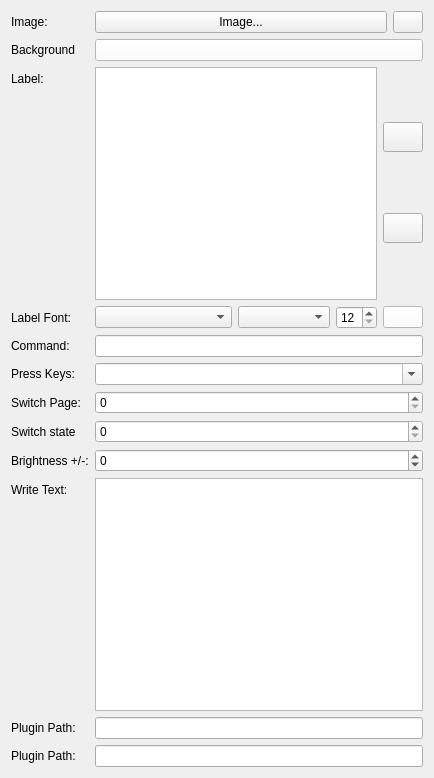
Qt form streamdeck_ui/button.ui (streamdeck-linux-gui/streamdeck-linux-gui) before a commit.
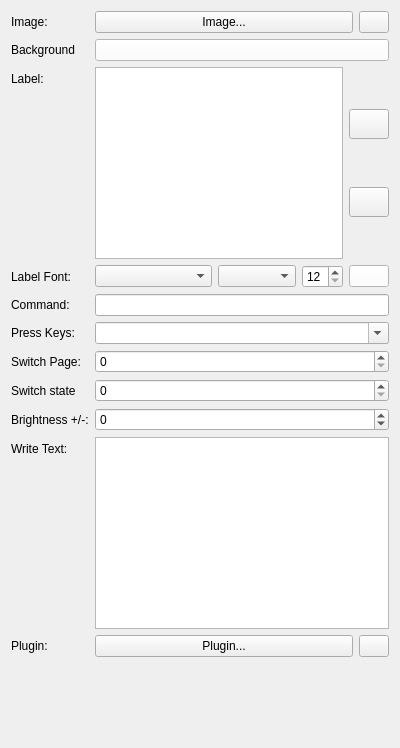
The same form after that commit. Icons and pictures are not drawn.

Commit message: feat: Re-Implemented basic plugins for display Added the functionality to create custom Ui on a per-plugin basis Changed the button.ui to handle the new Plugin field Updated the Model and Config to hold the plugin path

Diff of the .ui file:
```diff
--- a/streamdeck_ui/button.ui
+++ b/streamdeck_ui/button.ui
@@ -6,10 +6,16 @@
    <rect>
     <x>0</x>
     <y>0</y>
-    <width>434</width>
-    <height>778</height>
+    <width>400</width>
+    <height>748</height>
    </rect>
   </property>
+  <property name="sizePolicy">
+   <sizepolicy hsizetype="Preferred" vsizetype="Expanding">
+    <horstretch>0</horstretch>
+    <verstretch>0</verstretch>
+   </sizepolicy>
+  </property>
   <property name="windowTitle">
    <string>Form</string>
   </property>
@@ -546,6 +552,9 @@
      </item>
      <item>
       <layout class="QVBoxLayout" name="verticalLayout_4">
+       <property name="rightMargin">
+        <number>0</number>
+       </property>
        <item>
         <widget class="QPushButton" name="text_v_align">
          <property name="minimumSize">
@@ -1110,24 +1119,24 @@
      </item>
     </layout>
    </item>
-   <item row="5" column="0">
+   <item row="4" column="0">
     <widget class="QLabel" name="label_3">
      <property name="text">
       <string>Command:</string>
      </property>
     </widget>
    </item>
-   <item row="5" column="1">
+   <item row="4" column="1">
     <widget class="QLineEdit" name="command"/>
    </item>
-   <item row="6" column="0">
+   <item row="5" column="0">
     <widget class="QLabel" name="label_5">
      <property name="text">
       <string>Press Keys:</string>
      </property>
     </widget>
    </item>
-   <item row="6" column="1">
+   <item row="5" column="1">
     <widget class="QComboBox" name="keys">
      <property name="editable">
       <bool>true</bool>
@@ -1214,14 +1223,14 @@
      </item>
     </widget>
    </item>
-   <item row="7" column="0">
+   <item row="6" column="0">
     <widget class="QLabel" name="label_8">
      <property name="text">
       <string>Switch Page:</string>
      </property>
     </widget>
    </item>
-   <item row="7" column="1">
+   <item row="6" column="1">
     <widget class="QSpinBox" name="switch_page">
      <property name="minimum">
       <number>0</number>
@@ -1234,64 +1243,108 @@
      </property>
     </widget>
    </item>
-   <item row="8" column="0">
+   <item row="7" column="0">
     <widget class="QLabel" name="label_10">
      <property name="text">
       <string>Switch state</string>
      </property>
     </widget>
    </item>
-   <item row="8" column="1">
+   <item row="7" column="1">
     <widget class="QSpinBox" name="switch_state">
      <property name="maximum">
       <number>999999999</number>
      </property>
     </widget>
    </item>
-   <item row="9" column="0">
+   <item row="8" column="0">
     <widget class="QLabel" name="label_7">
      <property name="text">
       <string>Brightness +/-:</string>
      </property>
     </widget>
    </item>
+   <item row="9" column="0">
+    <widget class="QLabel" name="label_6">
+     <property name="text">
+      <string>Write Text:</string>
+     </property>
+    </widget>
+   </item>
    <item row="9" column="1">
+    <widget class="QPlainTextEdit" name="write">
+     <property name="sizePolicy">
+      <sizepolicy hsizetype="Expanding" vsizetype="Fixed">
+       <horstretch>0</horstretch>
+       <verstretch>0</verstretch>
+      </sizepolicy>
+     </property>
+    </widget>
+   </item>
+   <item row="11" column="1">
+    <widget class="QWidget" name="PluginForm" native="true">
+     <property name="sizePolicy">
+      <sizepolicy hsizetype="Expanding" vsizetype="Expanding">
+       <horstretch>0</horstretch>
+       <verstretch>0</verstretch>
+      </sizepolicy>
+     </property>
+     <property name="minimumSize">
+      <size>
+       <width>0</width>
+       <height>0</height>
+      </size>
+     </property>
+    </widget>
+   </item>
+   <item row="8" column="1">
     <widget class="QSpinBox" name="change_brightness">
      <property name="minimum">
       <number>-99</number>
      </property>
     </widget>
    </item>
-   <item row="10" column="0">
-    <widget class="QLabel" name="label_6">
-     <property name="text">
-      <string>Write Text:</string>
-     </property>
-    </widget>
-   </item>
    <item row="10" column="1">
-    <widget class="QPlainTextEdit" name="write"/>
+    <layout class="QHBoxLayout" name="horizontalLayout_4">
+     <item>
+      <widget class="QPushButton" name="add_plugin">
+       <property name="text">
+        <string>Plugin...</string>
+       </property>
+      </widget>
+     </item>
+     <item>
+      <widget class="QPushButton" name="remove_plugin">
+       <property name="sizePolicy">
+        <sizepolicy hsizetype="Minimum" vsizetype="Minimum">
+         <horstretch>0</horstretch>
+         <verstretch>0</verstretch>
+        </sizepolicy>
+       </property>
+       <property name="maximumSize">
+        <size>
+         <width>30</width>
+         <height>16777215</height>
+        </size>
+       </property>
+       <property name="text">
+        <string/>
+       </property>
+       <property name="icon">
+        <iconset resource="resources.qrc">
+         <normaloff>:/icons/icons/cross.png</normaloff>:/icons/icons/cross.png</iconset>
+       </property>
+      </widget>
+     </item>
+    </layout>
    </item>
-   <item row="11" column="0">
+   <item row="10" column="0">
     <widget class="QLabel" name="label_11">
      <property name="text">
-      <string>Plugin Path:</string>
+      <string>Plugin:</string>
      </property>
     </widget>
    </item>
-   <item row="11" column="1">
-    <widget class="QLineEdit" name="plugin_path"/>
-   </item>
-   <item row="12" column="0">
-    <widget class="QLabel" name="label_12">
-     <property name="text">
-      <string>Plugin Path:</string>
-     </property>
-    </widget>
-   </item>
-   <item row="12" column="1">
-    <widget class="QLineEdit" name="plugin_args"/>
-   </item>
   </layout>
  </widget>
  <resources>
```
The commit also changes 8 other files.
